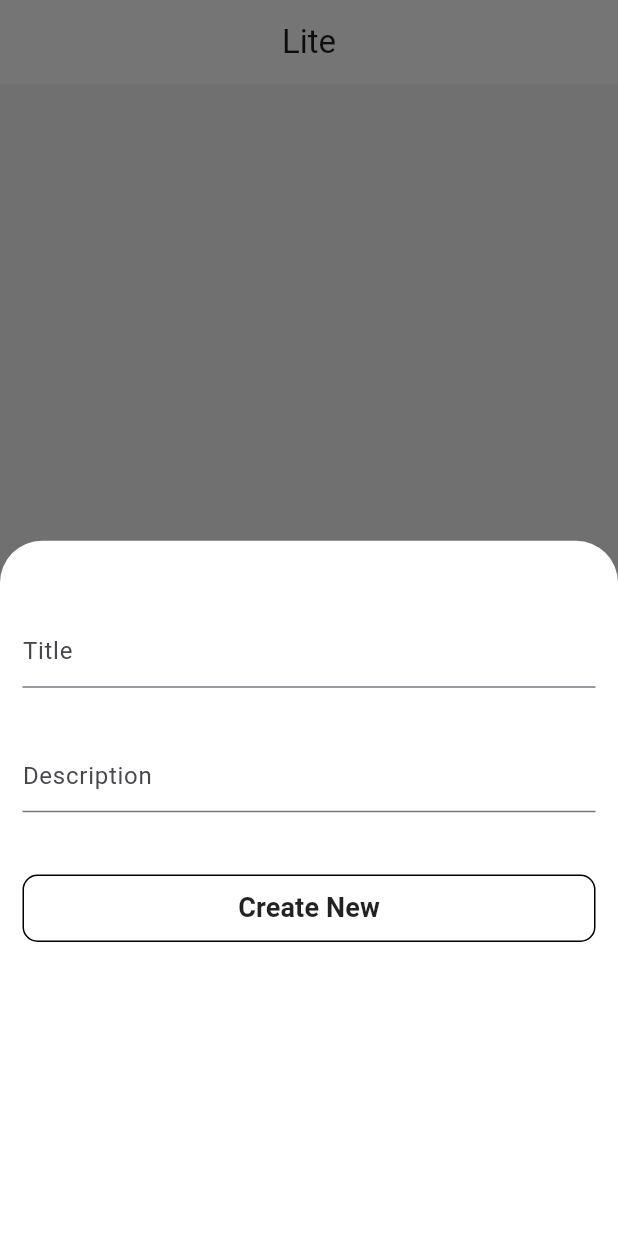
After one commit to SandipGyawali/flutter_module, a Flutter app: the LiteHome screen opened by its route, after a tap on the "add" icon, on a phone screen of 412 x 824 dp. The commit adds this screen. Run offline on Flutter 3.47's test engine with Material 3 defaults, Android fonts, the light colour scheme and no system bars; our stand-ins replace another_flushbar, cloud_firestore, dio, firebase_auth, firebase_core, flutter_dotenv and 4 more; accounts and stored records are empty; network calls fail.

Commit message:
sqflite integration

```diff
--- /dev/null
+++ b/lib/pages/sqflite/lite_home.dart
@@ -0,0 +1,181 @@
+import 'package:flutter/material.dart';
+import 'package:flutter_m/components/button.dart';
+import 'package:flutter_m/utils/sql_helper.dart';
+
+class LiteHome extends StatefulWidget {
+  const LiteHome({super.key});
+
+  @override
+  State<LiteHome> createState() => LiteHomeState();
+}
+
+class LiteHomeState extends State<LiteHome> {
+  List<Map<String, dynamic>> _journals = [];
+  bool _isLoading = true;
+
+  final TextEditingController _titleController = TextEditingController();
+  final TextEditingController _descriptionController = TextEditingController();
+
+  @override
+  void initState() {
+    super.initState();
+    _refreshJournals();
+    print("-------->numbers of journal Items: ${_journals.length}");
+  }
+
+  @override
+  void dispose() {
+    _titleController.dispose();
+    _descriptionController.dispose();
+  }
+
+  void _refreshJournals() async {
+    final data = await SqlHelper.getItems();
+
+    setState(() {
+      _journals = data;
+      _isLoading = false;
+    });
+  }
+
+  Future<void> _addItem() async {
+    await SqlHelper.createItem(
+      _titleController.text,
+      _descriptionController.text,
+    );
+    _refreshJournals();
+    print("------> journal entry: ${_journals.length}");
+  }
+
+  Future<void> _updateItem(int id) async {
+    await SqlHelper.updateItem(
+      id,
+      _titleController.text,
+      _descriptionController.text,
+    );
+    _refreshJournals();
+  }
+
+  Future<void> _deleteItem(int id) async {
+    await SqlHelper.deleteItem(id);
+    _refreshJournals();
+  }
+
+  void _showForm(int? id) async {
+    if (id != null) {
+      final existingJournal =
+          _journals.firstWhere((element) => element["id"] == id);
+      _titleController.text = existingJournal["title"];
+      _descriptionController.text = existingJournal["description"];
+    }
+
+    showModalBottomSheet(
+      context: context,
+      isScrollControlled: false,
+      constraints: const BoxConstraints.expand(),
+      enableDrag: true,
+      elevation: 5,
+      backgroundColor: Colors.white,
+      builder: (_) => Container(
+        padding: const EdgeInsets.only(
+          top: 15,
+          left: 15,
+          right: 15,
+          bottom: 10,
+        ),
+        child: Column(
+          mainAxisSize: MainAxisSize.min,
+          crossAxisAlignment: CrossAxisAlignment.end,
+          children: [
+            const SizedBox(height: 35),
+            TextField(
+              controller: _titleController,
+              decoration: const InputDecoration(hintText: "Title"),
+            ),
+            const SizedBox(height: 35),
+            TextField(
+              controller: _descriptionController,
+              decoration: const InputDecoration(hintText: "Description"),
+            ),
+            const SizedBox(height: 40),
+            Button(
+              label: id == null ? "Create New" : "Update",
+              buttonBgColor: Colors.white,
+              onPressed: () async {
+                if (id == null) {
+                  if (_titleController.text == "" &&
+                      _descriptionController.text == "") {
+                    print("--------->Item cannot be added empty");
+                  } else {
+                    await _addItem();
+                  }
+                } else {
+                  await _updateItem(id);
+                }
+
+                _titleController.text = "";
+                _descriptionController.text = "";
+              },
+            )
+          ],
+        ),
+      ),
+    );
+  }
+
+  @override
+  Widget build(BuildContext context) {
+    return Scaffold(
+      appBar: AppBar(
+        title: const Text("Lite"),
+        centerTitle: true,
+      ),
+      backgroundColor: Colors.grey.shade100,
+      body: ListView.builder(
+        itemCount: _journals.length,
+        itemBuilder: (context, index) => Card(
+          color: Colors.white,
+          margin: const EdgeInsets.only(
+            top: 10,
+            bottom: 10,
+            left: 15,
+            right: 15,
+          ),
+          child: ListTile(
+            title: Text(_journals[index]["title"]),
+            subtitle: Text(_journals[index]["description"]),
+            trailing: SizedBox(
+              width: 100,
+              child: Row(
+                mainAxisAlignment: MainAxisAlignment.end,
+                children: [
+                  IconButton(
+                    onPressed: () {
+                      _showForm(_journals[index]["id"]);
+                    },
+                    icon: const Icon(Icons.edit, color: Colors.grey),
+                  ),
+                  IconButton(
+                    onPressed: () {
+                      _deleteItem(_journals[index]["id"]);
+                    },
+                    icon: const Icon(Icons.delete, color: Colors.grey),
+                  )
+                ],
+              ),
+            ),
+          ),
+        ),
+      ),
+      floatingActionButton: FloatingActionButton(
+        onPressed: () {
+          _showForm(null);
+          print("---->Look i clicked");
+        },
+        backgroundColor: Colors.white,
+        clipBehavior: Clip.antiAlias,
+        child: const Icon(Icons.add),
+      ),
+    );
+  }
+}
--- a/lib/pages/test_page.dart
+++ b/lib/pages/test_page.dart
@@ -44,6 +44,12 @@ class _TestPage extends State<TestPage> {
           },
           child: const Text("Animations"),
         ),
+        ElevatedButton(
+          onPressed: () {
+            GoRouter.of(context).pushNamed(MyAppRouteConstants.sqfliteRoute);
+          },
+          child: const Text("Sqflite Demo"),
+        ),
       ],
     );
   }
--- a/lib/routes/route_config.dart
+++ b/lib/routes/route_config.dart
@@ -10,6 +10,7 @@ import 'package:flutter_m/pages/base.dart';
 import 'package:flutter_m/pages/sandbox.dart';
 import 'package:flutter_m/pages/selected_news.dart';
 import 'package:flutter_m/pages/sliver.dart';
+import 'package:flutter_m/pages/sqflite/lite_home.dart';
 import 'package:flutter_m/pages/test_page.dart';
 import 'package:flutter_m/routes/route_consts.dart';
 import 'package:go_router/go_router.dart';
@@ -103,6 +104,13 @@ class MyAppRouter {
           return MaterialPage(child: IndividualBookPage(bookDetail: extra));
         },
       ),
+      GoRoute(
+        name: MyAppRouteConstants.sqfliteRoute,
+        path: "/sqfliteRoute",
+        pageBuilder: (context, state) {
+          return const MaterialPage(child: LiteHome());
+        },
+      )
     ],
   );
 }
--- a/lib/routes/route_consts.dart
+++ b/lib/routes/route_consts.dart
@@ -12,4 +12,5 @@ class MyAppRouteConstants {
   static const String testRoute = "testRoute";
   static const String employeeForm = "employeeForm";
   static const String bookRoute = "bookRoute";
+  static const String sqfliteRoute = "sqfliteRoute";
 }
--- /dev/null
+++ b/lib/utils/sql_helper.dart
@@ -0,0 +1,69 @@
+import "package:flutter/material.dart";
+import "package:sqflite/sqflite.dart" as sql;
+
+class SqlHelper {
+  static Future<void> createTable(sql.Database database) async {
+    await database.execute("""CREATE TABLE items(
+      id INTEGER PRIMARY KEY AUTOINCREMENT NOT NULL,
+      title TEXT,
+      description TEXT,
+      createdAt TIMESTAMP NOT NULL DEFAULT CURRENT_TIMESTAMP
+    )""");
+  }
+
+  static Future<sql.Database> db() async {
+    return sql.openDatabase(
+      "flutter_module.db",
+      version: 1,
+      onCreate: (sql.Database database, int version) async {
+        await createTable(database);
+      },
+    );
+  }
+
+  static Future<int> createItem(String title, String? description) async {
+    final db = await SqlHelper.db();
+
+    final data = {"title": title, "description": description};
+    final id = await db.insert("items", data,
+        conflictAlgorithm: sql.ConflictAlgorithm.replace);
+
+    return id;
+  }
+
+  static Future<List<Map<String, dynamic>>> getItems() async {
+    final db = await SqlHelper.db();
+    return db.query("items", orderBy: "id");
+  }
+
+  static Future<List<Map<String, dynamic>>> getItem(int id) async {
+    final db = await SqlHelper.db();
+
+    return db.query("items", where: "id = ?", whereArgs: [id], limit: 1);
+  }
+
+  static Future<int> updateItem(
+      int id, String title, String? description) async {
+    final db = await SqlHelper.db();
+
+    final data = {
+      "title": title,
+      "description": description,
+      "createdAt": DateTime.now().toString()
+    };
+
+    final result =
+        await db.update("items", data, where: "id = ?", whereArgs: [id]);
+    return result;
+  }
+
+  static Future<void> deleteItem(int id) async {
+    final db = await SqlHelper.db();
+
+    try {
+      await db.delete("items", where: "id = ?", whereArgs: [id]);
+    } catch (err) {
+      debugPrint("Something went wrong when deleting an item: $err");
+    }
+  }
+}
```
